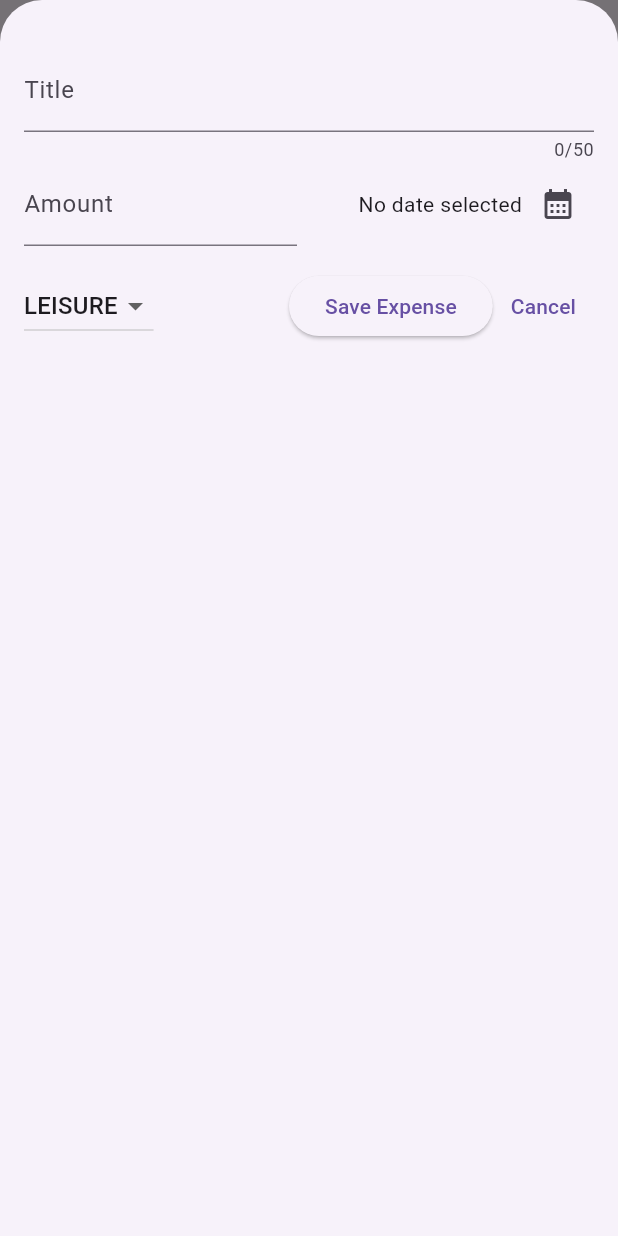
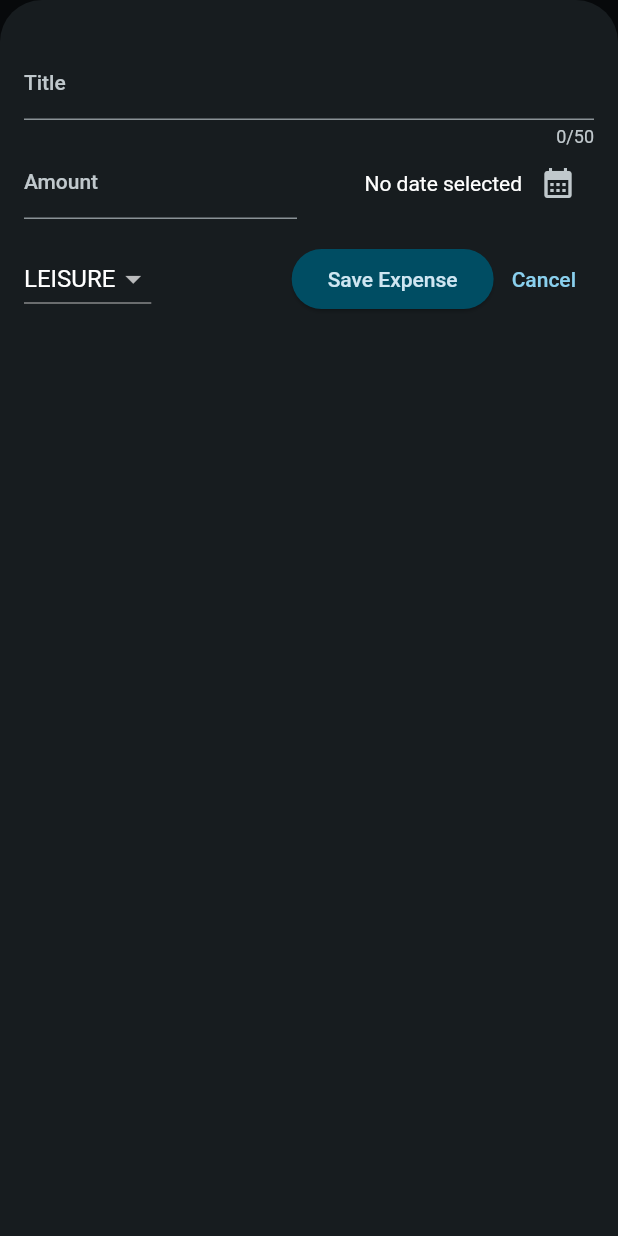
Before and after one commit to hzmehab/expense_tracker, a Flutter app: the screen it shows after launch, after a tap on the "add" icon, on a phone screen of 412 x 824 dp. Run offline on Flutter 3.47's test engine with Material 2 defaults, Android fonts, the phone set to English and light mode, and no system bars.

Commit message:
Implement Dismissible Widget for List Item Dismissal, Add ThemeData Styling, and Dark Mode

```diff
--- a/lib/main.dart
+++ b/lib/main.dart
@@ -1,10 +1,62 @@
 import 'package:expense_tracker/widgets/expenses.dart';
 import 'package:flutter/material.dart';
+
+var kColorScheme = ColorScheme.fromSeed(
+  seedColor: const Color.fromARGB(225, 96, 59, 181),
+);
+
+var kDarkColorScheme = ColorScheme.fromSeed(
+  brightness: Brightness.dark,
+  seedColor: const Color.fromARGB(255, 5, 99, 125),
+);
 
 void main() {
   runApp(MaterialApp(
     debugShowCheckedModeBanner: false,
-    theme: ThemeData(useMaterial3: true),
+    darkTheme: ThemeData.dark().copyWith(
+      useMaterial3: true,
+      colorScheme: kDarkColorScheme,
+      cardTheme: const CardTheme().copyWith(
+        color: kDarkColorScheme.secondaryContainer,
+        margin: const EdgeInsets.symmetric(
+          horizontal: 16,
+          vertical: 8,
+        ),
+      ),
+      elevatedButtonTheme: ElevatedButtonThemeData(
+        style: ElevatedButton.styleFrom(
+            backgroundColor: kDarkColorScheme.primaryContainer,
+            foregroundColor: kDarkColorScheme.onSecondaryContainer),
+      ),
+    ),
+    theme: ThemeData().copyWith(
+      useMaterial3: true,
+      colorScheme: kColorScheme,
+      appBarTheme: const AppBarTheme().copyWith(
+        backgroundColor: kColorScheme.onPrimaryContainer,
+        foregroundColor: kColorScheme.primaryContainer,
+      ),
+      cardTheme: const CardTheme().copyWith(
+        color: kColorScheme.secondaryContainer,
+        margin: const EdgeInsets.symmetric(
+          horizontal: 16,
+          vertical: 8,
+        ),
+      ),
+      elevatedButtonTheme: ElevatedButtonThemeData(
+        style: ElevatedButton.styleFrom(
+          backgroundColor: kColorScheme.primaryContainer,
+        ),
+      ),
+      textTheme: ThemeData().textTheme.copyWith(
+            titleLarge: TextStyle(
+              fontWeight: FontWeight.bold,
+              color: kColorScheme.onSecondaryContainer,
+              fontSize: 16,
+            ),
+          ),
+    ),
+    themeMode: ThemeMode.dark,
     home: const Expenses(),
   ));
 }
--- a/lib/widgets/expenses.dart
+++ b/lib/widgets/expenses.dart
@@ -41,8 +41,39 @@ class _Expenses extends State<Expenses> {
     });
   }
 
+  void _removeExpense(Expense expense) {
+    final expenseIndex = _registeredExpenses.indexOf(expense);
+    setState(() {
+      _registeredExpenses.remove(expense);
+    });
+    ScaffoldMessenger.of(context).clearSnackBars();
+    ScaffoldMessenger.of(context).showSnackBar(
+      SnackBar(
+        content: const Text('Expense Delete'),
+        duration: const Duration(seconds: 5),
+        action: SnackBarAction(
+          label: 'Undo',
+          onPressed: () {
+            setState(() {
+              _registeredExpenses.insert(expenseIndex, expense);
+            });
+          },
+        ),
+      ),
+    );
+  }
+
   @override
   Widget build(BuildContext context) {
+    Widget mainContent = const Center(
+      child: Text('No expenses found. Start adding some!'),
+    );
+
+    if (_registeredExpenses.isNotEmpty) {
+      mainContent = ExpensesList(
+          expenses: _registeredExpenses, onRemoveExpense: _removeExpense);
+    }
+
     return Scaffold(
       appBar: AppBar(
         title: const Text('Expense Tracker'),
@@ -57,7 +88,7 @@ class _Expenses extends State<Expenses> {
         children: [
           const Text('The Chart'),
           Expanded(
-            child: ExpensesList(expenses: _registeredExpenses),
+            child: mainContent,
           ),
         ],
       ),
--- a/lib/widgets/expenses_list/expense_item.dart
+++ b/lib/widgets/expenses_list/expense_item.dart
@@ -15,8 +15,12 @@ class ExpenseItem extends StatelessWidget {
         vertical: 20,
       ),
       child: Column(
+        crossAxisAlignment: CrossAxisAlignment.start,
         children: [
-          Text(expense.title),
+          Text(
+            expense.title,
+            style: Theme.of(context).textTheme.titleLarge,
+          ),
           const SizedBox(
             height: 4,
           ),
--- a/lib/widgets/expenses_list/expenses_list.dart
+++ b/lib/widgets/expenses_list/expenses_list.dart
@@ -3,15 +3,29 @@ import 'package:expense_tracker/widgets/expenses_list/expense_item.dart';
 import 'package:flutter/material.dart';
 
 class ExpensesList extends StatelessWidget {
-  const ExpensesList({super.key, required this.expenses});
+  const ExpensesList(
+      {super.key, required this.expenses, required this.onRemoveExpense});
 
   final List<Expense> expenses;
+  final void Function(Expense expense) onRemoveExpense;
 
   @override
   Widget build(BuildContext context) {
     return ListView.builder(
       itemCount: expenses.length,
-      itemBuilder: (ctx, index) => ExpenseItem(expenses[index]),
+      itemBuilder: (ctx, index) => Dismissible(
+        key: ValueKey(expenses[index]),
+        background: Container(
+          color: Theme.of(context).colorScheme.error,
+          margin: EdgeInsets.symmetric(
+            horizontal: Theme.of(context).cardTheme.margin!.horizontal,
+          ),
+        ),
+        child: ExpenseItem(expenses[index]),
+        onDismissed: (direction) {
+          onRemoveExpense(expenses[index]);
+        },
+      ),
     );
   }
 }
```
Also changed, not shown: lib/models/expense.dart (+15 -0 lines).
